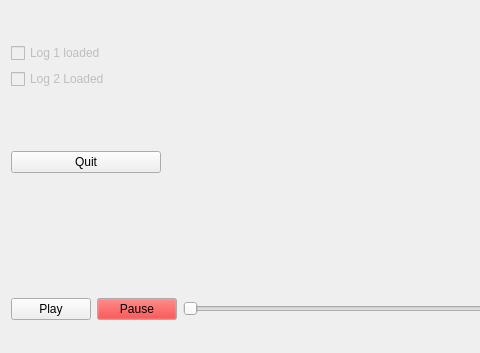
Before: the Qt Designer form CoMapOviPlayer/mainwindow.ui in lewkoo/CoMapScalePlayer, drawn with Qt 5; both pictures show x 0 to 480 and y 153 to 506 of the 825 by 506 pixel window.
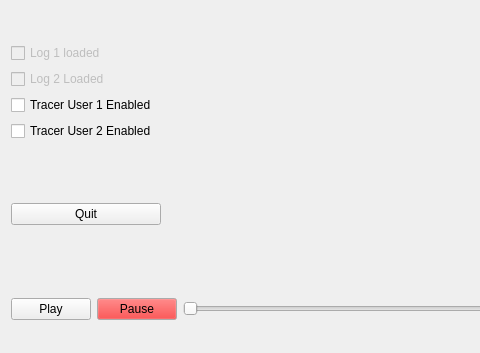
After: the same form once the commit is applied.

Commit message:
Added tracer module.
Switching on/off is also availiable

```diff
--- a/CoMapOviPlayer/mainwindow.ui
+++ b/CoMapOviPlayer/mainwindow.ui
@@ -192,6 +192,20 @@
           </property>
          </widget>
         </item>
+        <item>
+         <widget class="QCheckBox" name="tracerRed">
+          <property name="text">
+           <string>Tracer User 1 Enabled</string>
+          </property>
+         </widget>
+        </item>
+        <item>
+         <widget class="QCheckBox" name="tracer2">
+          <property name="text">
+           <string>Tracer User 2 Enabled</string>
+          </property>
+         </widget>
+        </item>
         <item>
          <widget class="QLabel" name="lblNumSteps">
           <property name="enabled">
```
The commit also changes 15 other files.
